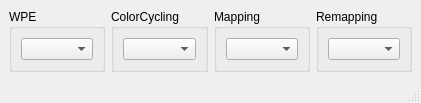
Before: the Qt Designer form source/palletewindow.ui in mighty1231/GrpEditor, drawn with Qt 5.
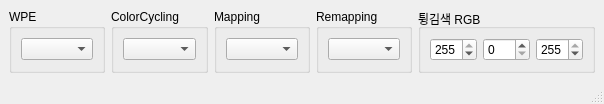
After: the same form once the commit is applied.

Commit message: Overflowed color control

What changed in the file:
```diff
--- a/source/palletewindow.ui
+++ b/source/palletewindow.ui
@@ -2,6 +2,14 @@
 <ui version="4.0">
  <class>PalleteWindow</class>
  <widget class="QMainWindow" name="PalleteWindow">
+  <property name="geometry">
+   <rect>
+    <x>0</x>
+    <y>0</y>
+    <width>594</width>
+    <height>94</height>
+   </rect>
+  </property>
   <property name="windowTitle">
    <string>Pallete</string>
   </property>
@@ -65,6 +73,42 @@
           </layout>
          </widget>
         </item>
+        <item>
+         <widget class="QGroupBox" name="groupBox_5">
+          <property name="title">
+           <string>튕김색 RGB</string>
+          </property>
+          <layout class="QHBoxLayout" name="horizontalLayout">
+           <item>
+            <widget class="QSpinBox" name="overflow_r">
+             <property name="maximum">
+              <number>255</number>
+             </property>
+             <property name="value">
+              <number>255</number>
+             </property>
+            </widget>
+           </item>
+           <item>
+            <widget class="QSpinBox" name="overflow_g">
+             <property name="maximum">
+              <number>255</number>
+             </property>
+            </widget>
+           </item>
+           <item>
+            <widget class="QSpinBox" name="overflow_b">
+             <property name="maximum">
+              <number>255</number>
+             </property>
+             <property name="value">
+              <number>255</number>
+             </property>
+            </widget>
+           </item>
+          </layout>
+         </widget>
+        </item>
        </layout>
       </item>
      </layout>
```
The commit also changes 2 other files.
